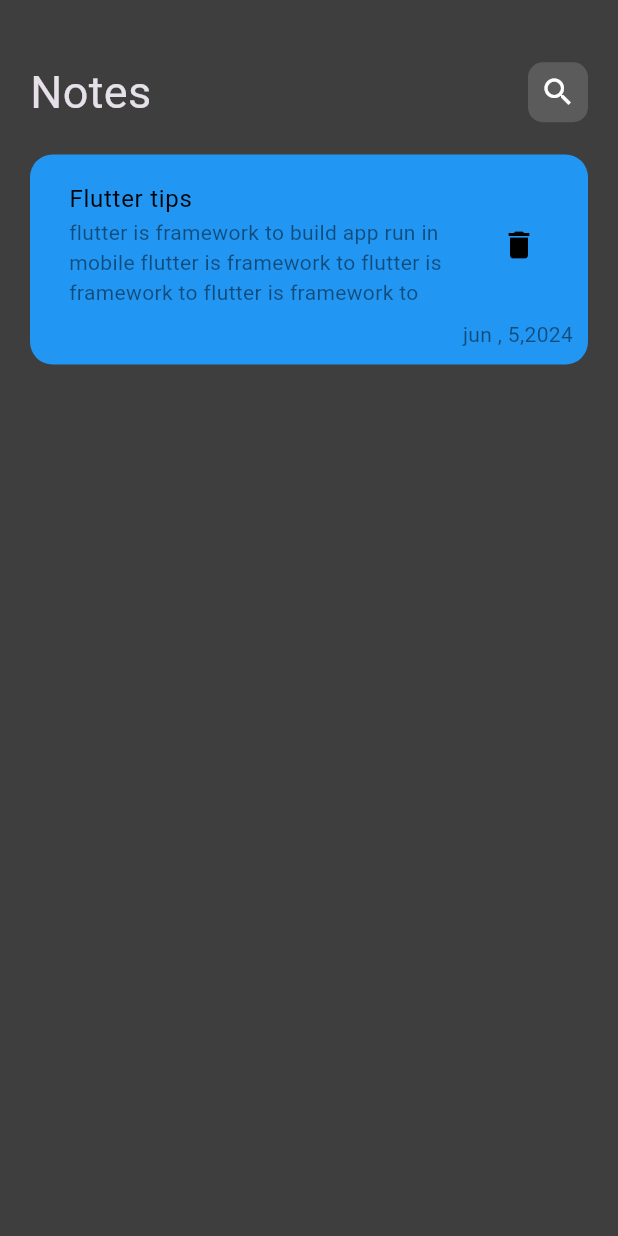
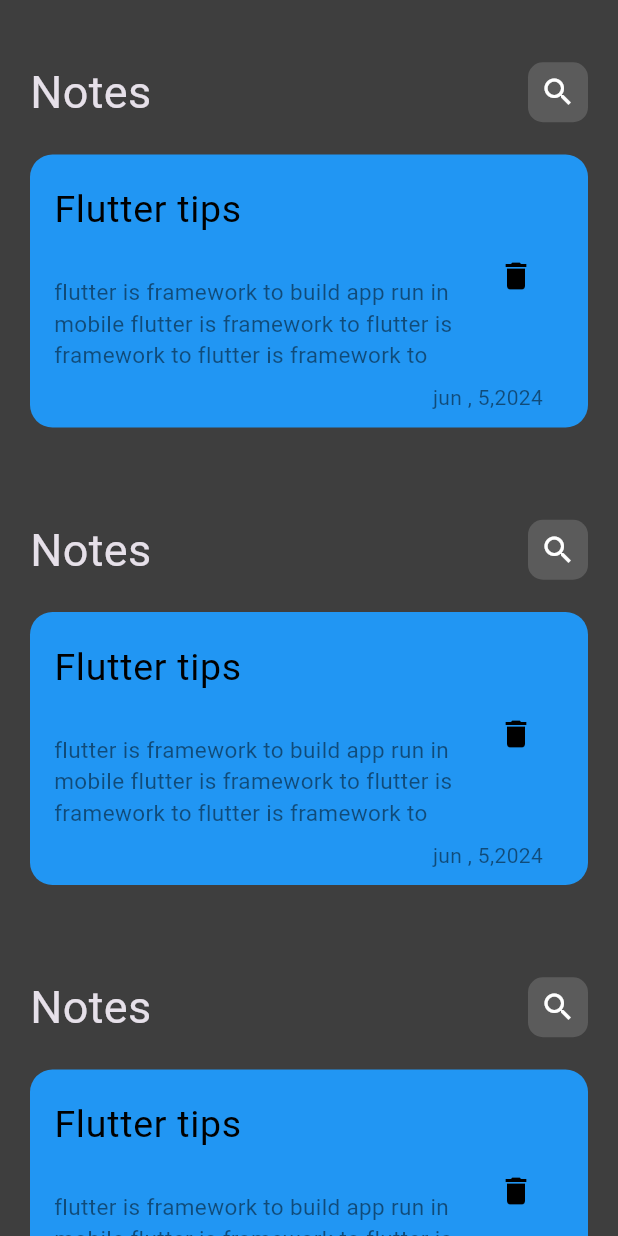
Before and after one commit to Ahmed-Hamouda1/notes_app, a Flutter app: the screen it shows after launch, on a phone screen of 412 x 824 dp. Run offline on Flutter 3.47's test engine with Material 3 defaults, Android fonts, the phone set to English and light mode, and no system bars.

Commit message:
update static note card

```diff
--- a/lib/views/notes_view.dart
+++ b/lib/views/notes_view.dart
@@ -8,9 +8,15 @@ class NotesView extends StatelessWidget
   @override
   Widget build(BuildContext context)
   {
-    return const Scaffold
+    return Scaffold
     (
-      body: NotesViewBody(),
+      body: ListView.builder
+      (
+        itemBuilder: (BuildContext context, int index)
+        {
+          return NotesViewBody();
+        },
+      ),
     );
   }
 }
--- a/lib/views/widgets/note_card.dart
+++ b/lib/views/widgets/note_card.dart
@@ -8,12 +8,15 @@ class NoteCard extends StatelessWidget
   {
     return Container
     (
-      padding: EdgeInsets.all(10),
+      //padding: const EdgeInsets.all(10),
       decoration: BoxDecoration
       (
         borderRadius: BorderRadius.circular(15),
         color: Colors.blue,
       ),
+      child: Padding
+      (
+        padding: const EdgeInsets.symmetric(vertical: 10),
         child: Column
         (
           crossAxisAlignment: CrossAxisAlignment.end,
@@ -21,12 +24,25 @@ class NoteCard extends StatelessWidget
           [
             ListTile
             (
-            title: Text("Flutter tips",style: TextStyle(color: Colors.black),),
-            subtitle: Text("flutter is framework to build app run in mobile flutter is framework to flutter is framework to flutter is framework to",style: TextStyle(color: Colors.black.withOpacity(0.5),),),
-            trailing: Icon(Icons.delete,color: Colors.black,),
+              title: Padding
+              (
+                padding: const EdgeInsets.only(bottom: 25),
+                child: Text("Flutter tips",style: TextStyle(color: Colors.black,fontSize: 25),),
               ),
-          Text("jun , 5,2024",style: TextStyle(color: Colors.black.withOpacity(0.5),))
+              subtitle: Text("flutter is framework to build app run in mobile flutter is framework to flutter is framework to flutter is framework to",style: TextStyle(color: Colors.black.withOpacity(0.5),fontSize: 15),),
+              trailing: IconButton
+              (
+                color: Colors.black,
+                onPressed: () {  },
+                icon: const Icon(Icons.delete,),
+              ),
+            ),
+            Padding(
+              padding: const EdgeInsets.only(right: 30),
+              child: Text("jun , 5,2024",style: TextStyle(color: Colors.black.withOpacity(0.5),)),
+            )
           ],
+        ),
       ),
     );
   }
```
Lines whose indentation alone changed are shown as unchanged.
